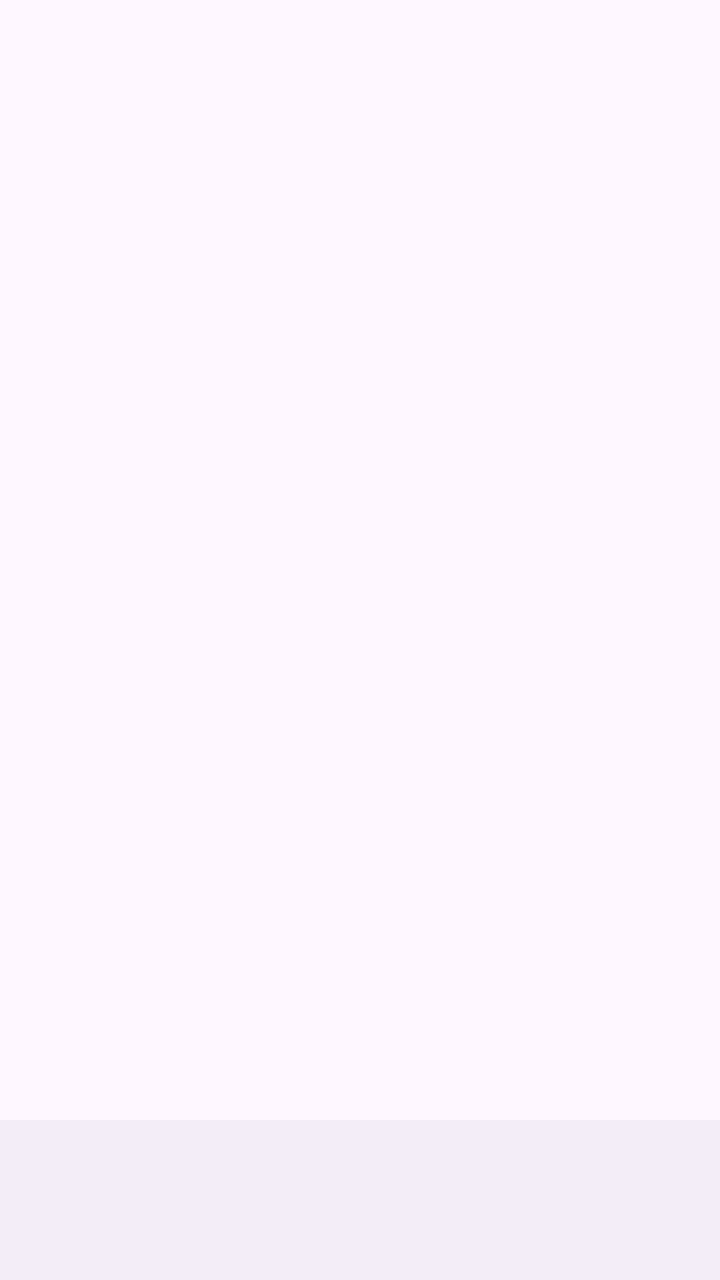
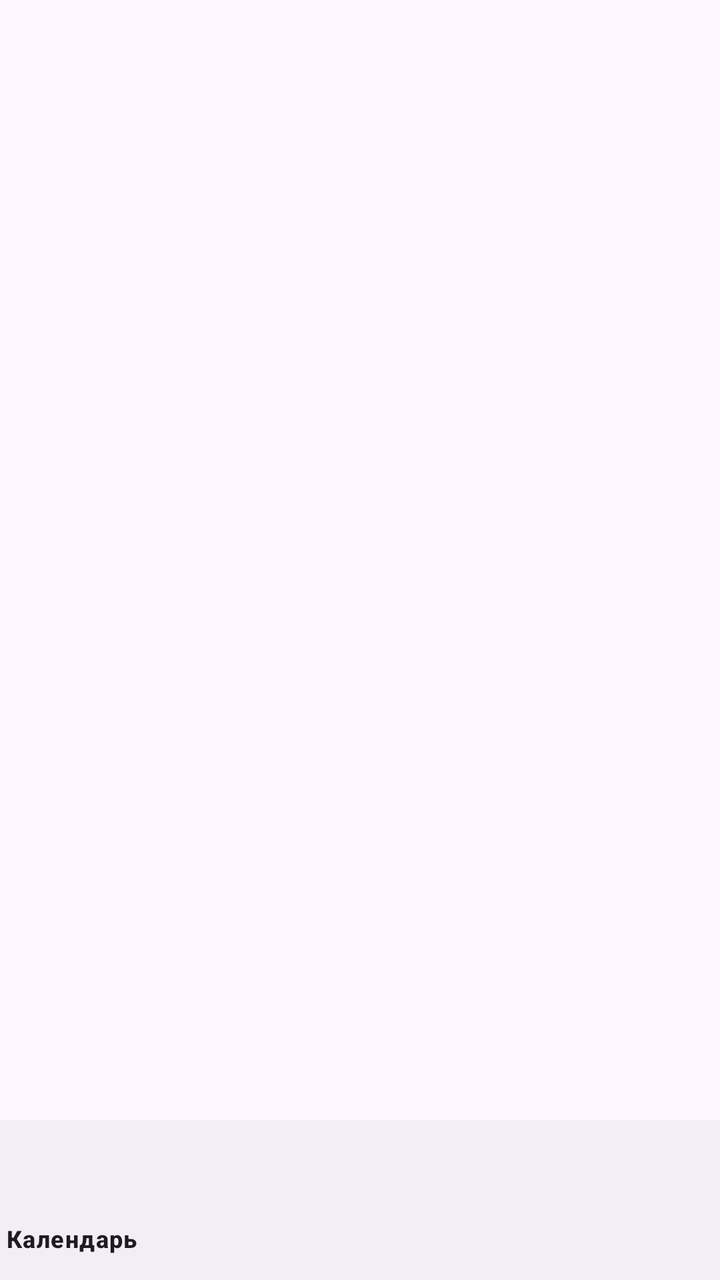

Screens rendered from an Android XML layout before and after an edit, with the pre-edit source and the edit as a unified diff.
<!-- AndroidManifest.xml: application theme Theme.FamilyDaily -->
<!-- res/layout/activity_main.xml -->
<LinearLayout xmlns:android="http://schemas.android.com/apk/res/android" android:layout_width="match_parent" android:layout_height="match_parent" android:orientation="vertical">
    <androidx.viewpager2.widget.ViewPager2 android:id="@+id/pager" android:layout_width="match_parent" android:layout_height="0dp" android:layout_weight="1"/>
    <com.google.android.material.bottomnavigation.BottomNavigationView android:id="@+id/nav" android:layout_width="match_parent" android:layout_height="wrap_content" android:menu="@menu/bottom_menu"/>
</LinearLayout>
<!-- resources referenced by this layout -->
<resources>
  <style name="Theme.FamilyDaily" parent="Theme.Material3.DayNight.NoActionBar" />
</resources>

<!-- the commit's change to res/layout/activity_main.xml (unified diff, before → after) -->
@@ -1,4 +1,19 @@
-<LinearLayout xmlns:android="http://schemas.android.com/apk/res/android" android:layout_width="match_parent" android:layout_height="match_parent" android:orientation="vertical">
-    <androidx.viewpager2.widget.ViewPager2 android:id="@+id/pager" android:layout_width="match_parent" android:layout_height="0dp" android:layout_weight="1"/>
-    <com.google.android.material.bottomnavigation.BottomNavigationView android:id="@+id/nav" android:layout_width="match_parent" android:layout_height="wrap_content" android:menu="@menu/bottom_menu"/>
+<?xml version="1.0" encoding="utf-8"?>
+<LinearLayout xmlns:android="http://schemas.android.com/apk/res/android"
+    xmlns:app="http://schemas.android.com/apk/res-auto"
+    android:layout_width="match_parent"
+    android:layout_height="match_parent"
+    android:orientation="vertical">
+
+    <androidx.viewpager2.widget.ViewPager2
+        android:id="@+id/pager"
+        android:layout_width="match_parent"
+        android:layout_height="0dp"
+        android:layout_weight="1" />
+
+    <com.google.android.material.bottomnavigation.BottomNavigationView
+        android:id="@+id/nav"
+        android:layout_width="match_parent"
+        android:layout_height="wrap_content"
+        app:menu="@menu/bottom_menu" />
 </LinearLayout>
